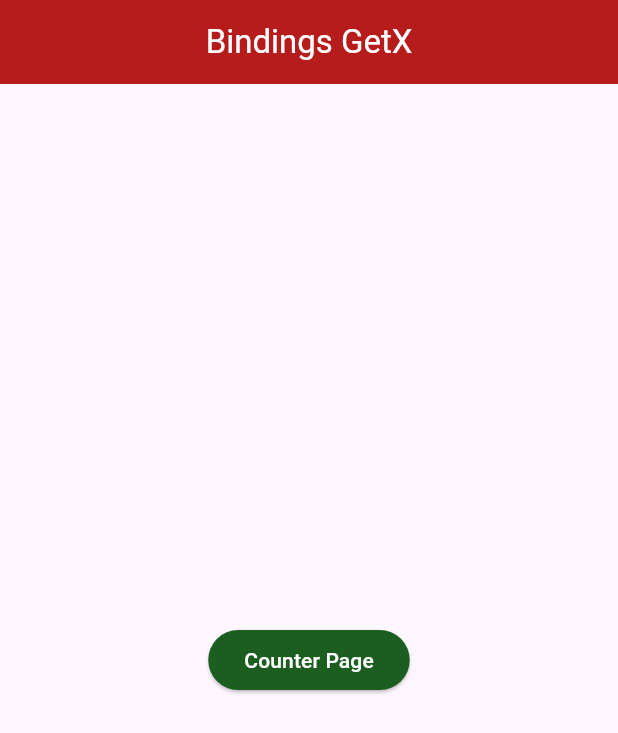
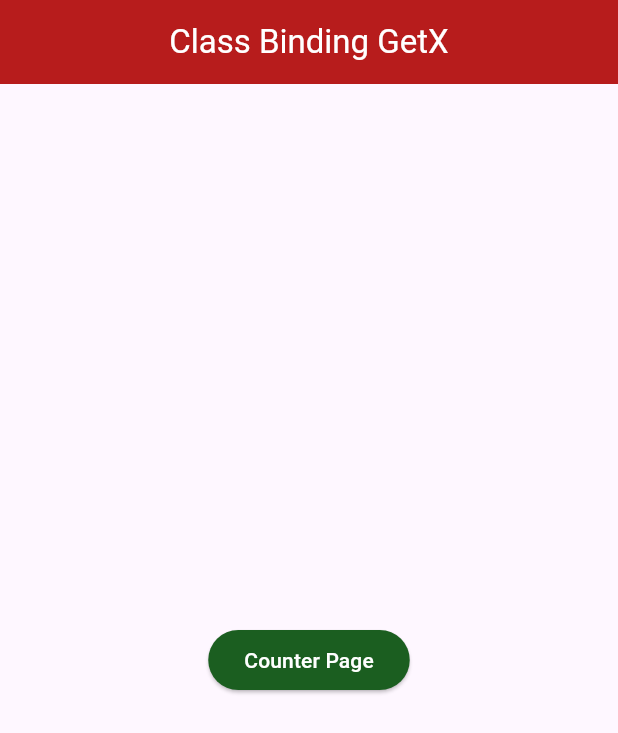
Before and after one commit to iqbalsuwandi20/belajar-flutter-youtube, a Flutter app: the screen it shows after launch, on a phone screen of 412 x 824 dp. Shown: the top 733 px of the screen. Run offline on Flutter 3.47's test engine with Material 3 defaults, Android fonts, the phone set to English and light mode, and no system bars; our stand-ins replace get.

Commit message:
class binding getx

```diff
--- /dev/null
+++ b/lib/bindings/counter_bindings.dart
@@ -0,0 +1,10 @@
+import 'package:flutter_basic/controllers/counter_controller.dart';
+import 'package:get/get.dart';
+
+class CounterBindings extends Bindings {
+  @override
+  void dependencies() {
+    // Get.put(CounterController());
+    Get.lazyPut(() => CounterController());
+  }
+}
--- a/lib/pages/home_page.dart
+++ b/lib/pages/home_page.dart
@@ -11,7 +11,7 @@ class HomePage extends StatelessWidget {
         centerTitle: true,
         backgroundColor: Colors.red[900],
         title: const Text(
-          "Bindings GetX",
+          "Class Binding GetX",
           style: TextStyle(color: Colors.white),
         ),
       ),
--- a/lib/routes/get_routes.dart
+++ b/lib/routes/get_routes.dart
@@ -1,4 +1,4 @@
-import 'package:flutter_basic/controllers/counter_controller.dart';
+import 'package:flutter_basic/bindings/counter_bindings.dart';
 import 'package:flutter_basic/pages/counter_page.dart';
 import 'package:get/get.dart';
 
@@ -7,6 +7,6 @@ GetPage<dynamic> GetRoutes() {
   return GetPage(
     name: "/counter",
     page: () => CounterPage(),
-    binding: BindingsBuilder.put(() => CounterController()),
+    binding: CounterBindings(),
   );
 }
```
